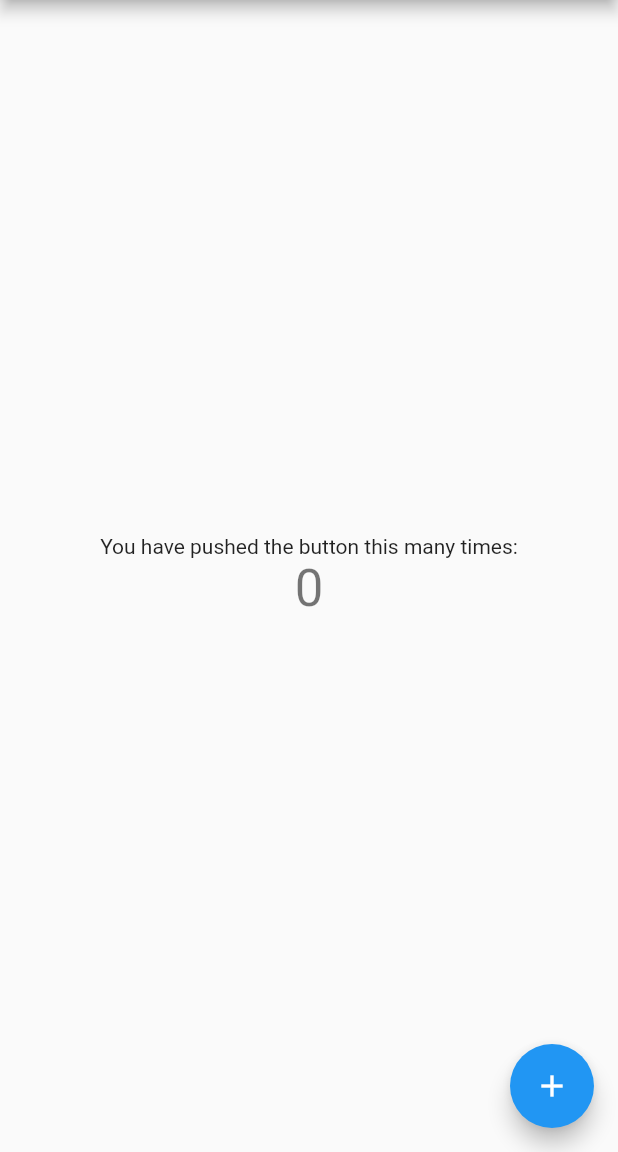
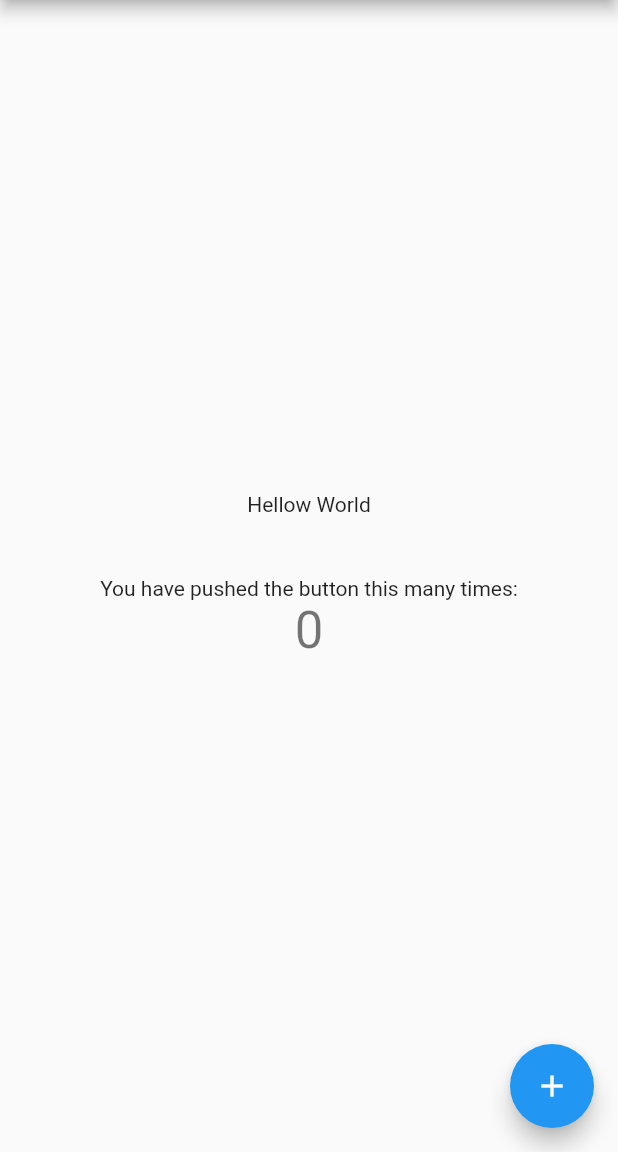
Before and after one commit to tegargnwn/Tugas1-MobileProgramming, a Flutter app: the screen it shows after launch, on a phone screen of 412 x 824 dp, the part 84-1236 px from its top. Run offline on Flutter 3.47's test engine with Material 2 defaults, Android fonts, the phone set to English and light mode, and no system bars.

Commit message:
ubah file main

```diff
--- a/lib/main.dart
+++ b/lib/main.dart
@@ -96,6 +96,12 @@ class _MyHomePageState extends State<MyHomePage> {
           mainAxisAlignment: MainAxisAlignment.center,
           children: <Widget>[
             const Text(
+              'Hellow World',
+            ),
+            SizedBox(
+              height: 40,
+            ),
+            const Text(
               'You have pushed the button this many times:',
             ),
             Text(
```
